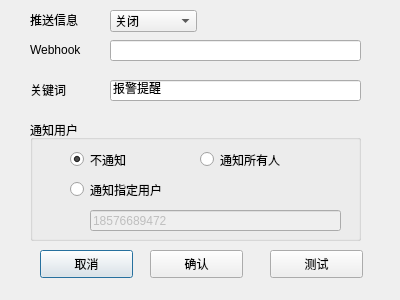
Old version of the form CleverManagerV3/setups/dingtalk/dt_setupdlg.ui in the repository ChinaClever/CleverManagerV3.
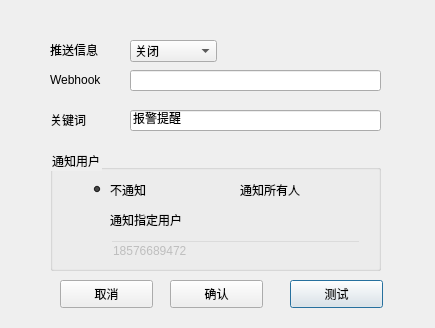
New version of the form. Icons and pictures are not drawn.

Patch:
```diff
--- a/CleverManagerV3/setups/dingtalk/dt_setupdlg.ui
+++ b/CleverManagerV3/setups/dingtalk/dt_setupdlg.ui
@@ -6,61 +6,80 @@
    <rect>
     <x>0</x>
     <y>0</y>
-    <width>400</width>
-    <height>300</height>
+    <width>435</width>
+    <height>328</height>
    </rect>
   </property>
   <property name="windowTitle">
    <string>钉钉配置</string>
   </property>
-  <widget class="QPushButton" name="cancelBtn">
+  <property name="styleSheet">
+   <string notr="true">#DT_SetupDlg{background-image: url(:/image/box_back.jpg);}</string>
+  </property>
+  <widget class="QPushButton" name="testBtn">
    <property name="geometry">
     <rect>
-     <x>40</x>
-     <y>250</y>
+     <x>290</x>
+     <y>280</y>
      <width>93</width>
      <height>28</height>
     </rect>
    </property>
    <property name="text">
-    <string>取消</string>
+    <string>测试</string>
    </property>
   </widget>
   <widget class="QLabel" name="label_3">
    <property name="geometry">
     <rect>
-     <x>30</x>
-     <y>10</y>
+     <x>50</x>
+     <y>40</y>
      <width>71</width>
      <height>20</height>
     </rect>
    </property>
+   <property name="styleSheet">
+    <string notr="true">background-color:transparent;</string>
+   </property>
    <property name="text">
     <string>推送信息</string>
    </property>
   </widget>
-  <widget class="QLabel" name="label_2">
+  <widget class="QPushButton" name="cancelBtn">
    <property name="geometry">
     <rect>
-     <x>30</x>
-     <y>80</y>
-     <width>71</width>
-     <height>20</height>
+     <x>60</x>
+     <y>280</y>
+     <width>93</width>
+     <height>28</height>
     </rect>
    </property>
    <property name="text">
-    <string>关键词</string>
+    <string>取消</string>
+   </property>
+  </widget>
+  <widget class="QLineEdit" name="webhookEdit">
+   <property name="geometry">
+    <rect>
+     <x>130</x>
+     <y>70</y>
+     <width>251</width>
+     <height>21</height>
+    </rect>
    </property>
   </widget>
   <widget class="QGroupBox" name="groupBox">
    <property name="geometry">
     <rect>
-     <x>30</x>
-     <y>120</y>
+     <x>50</x>
+     <y>150</y>
      <width>331</width>
      <height>121</height>
     </rect>
    </property>
+   <property name="styleSheet">
+    <string notr="true">background-color:transparent;</string>
+   </property>
    <property name="title">
     <string>通知用户</string>
    </property>
@@ -123,24 +142,11 @@
     </property>
    </widget>
   </widget>
-  <widget class="QLineEdit" name="keyEdit">
-   <property name="geometry">
-    <rect>
-     <x>110</x>
-     <y>80</y>
-     <width>251</width>
-     <height>21</height>
-    </rect>
-   </property>
-   <property name="text">
-    <string>报警提醒</string>
-   </property>
-  </widget>
   <widget class="QComboBox" name="enBox">
    <property name="geometry">
     <rect>
-     <x>110</x>
-     <y>10</y>
+     <x>130</x>
+     <y>40</y>
      <width>87</width>
      <height>22</height>
     </rect>
@@ -156,47 +162,24 @@
     </property>
    </item>
   </widget>
-  <widget class="QLineEdit" name="webhookEdit">
+  <widget class="QLineEdit" name="keyEdit">
    <property name="geometry">
     <rect>
-     <x>110</x>
-     <y>40</y>
+     <x>130</x>
+     <y>110</y>
      <width>251</width>
      <height>21</height>
     </rect>
    </property>
-  </widget>
-  <widget class="QPushButton" name="testBtn">
-   <property name="geometry">
-    <rect>
-     <x>270</x>
-     <y>250</y>
-     <width>93</width>
-     <height>28</height>
-    </rect>
-   </property>
    <property name="text">
-    <string>测试</string>
-   </property>
-  </widget>
-  <widget class="QLabel" name="label">
-   <property name="geometry">
-    <rect>
-     <x>30</x>
-     <y>40</y>
-     <width>71</width>
-     <height>20</height>
-    </rect>
-   </property>
-   <property name="text">
-    <string>Webhook</string>
+    <string>报警提醒</string>
    </property>
   </widget>
   <widget class="QPushButton" name="okBtn">
    <property name="geometry">
     <rect>
-     <x>150</x>
-     <y>250</y>
+     <x>170</x>
+     <y>280</y>
      <width>93</width>
      <height>28</height>
     </rect>
@@ -205,6 +188,38 @@
     <string>确认</string>
    </property>
   </widget>
+  <widget class="QLabel" name="label">
+   <property name="geometry">
+    <rect>
+     <x>50</x>
+     <y>70</y>
+     <width>71</width>
+     <height>20</height>
+    </rect>
+   </property>
+   <property name="styleSheet">
+    <string notr="true">background-color:transparent;</string>
+   </property>
+   <property name="text">
+    <string>Webhook</string>
+   </property>
+  </widget>
+  <widget class="QLabel" name="label_2">
+   <property name="geometry">
+    <rect>
+     <x>50</x>
+     <y>110</y>
+     <width>71</width>
+     <height>20</height>
+    </rect>
+   </property>
+   <property name="styleSheet">
+    <string notr="true">background-color:transparent;</string>
+   </property>
+   <property name="text">
+    <string>关键词</string>
+   </property>
+  </widget>
  </widget>
  <resources/>
  <connections/>
```
